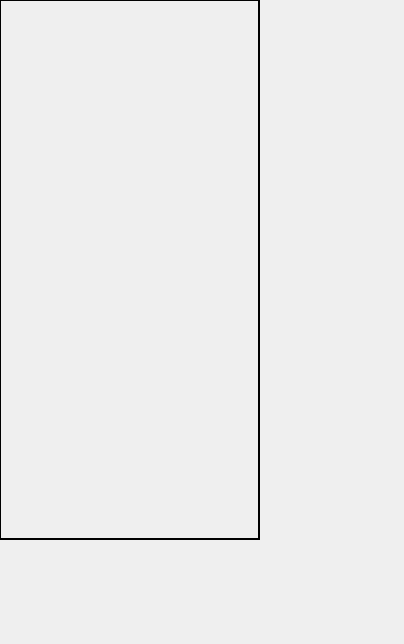
NesrineGhannay/ImagEdit, file toolboxarea.ui: the form before one commit.
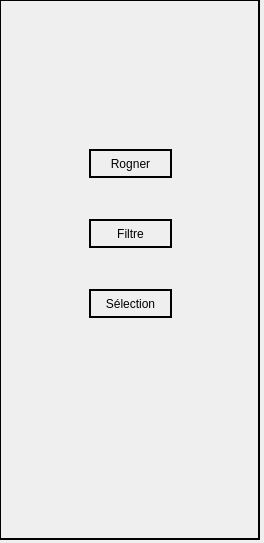
The form after the commit.

Commit message: Add buttons Rognage, Filtre and Selection in toolboxarea.ui

Diff of the .ui file:
```diff
--- a/toolboxarea.ui
+++ b/toolboxarea.ui
@@ -6,8 +6,8 @@
    <rect>
     <x>0</x>
     <y>0</y>
-    <width>404</width>
-    <height>644</height>
+    <width>264</width>
+    <height>543</height>
    </rect>
   </property>
   <property name="windowTitle">
@@ -35,6 +35,60 @@
    <property name="frameShadow">
     <enum>QFrame::Raised</enum>
    </property>
+   <widget class="QPushButton" name="pushButton">
+    <property name="geometry">
+     <rect>
+      <x>90</x>
+      <y>150</y>
+      <width>83</width>
+      <height>29</height>
+     </rect>
+    </property>
+    <property name="styleSheet">
+     <string notr="true">QPushButton {
+	color: black;
+};</string>
+    </property>
+    <property name="text">
+     <string>Rogner</string>
+    </property>
+   </widget>
+   <widget class="QPushButton" name="pushButton_2">
+    <property name="geometry">
+     <rect>
+      <x>90</x>
+      <y>220</y>
+      <width>83</width>
+      <height>29</height>
+     </rect>
+    </property>
+    <property name="styleSheet">
+     <string notr="true">QPushButton {
+	color: black;
+};</string>
+    </property>
+    <property name="text">
+     <string>Filtre</string>
+    </property>
+   </widget>
+   <widget class="QPushButton" name="pushButton_3">
+    <property name="geometry">
+     <rect>
+      <x>90</x>
+      <y>290</y>
+      <width>83</width>
+      <height>29</height>
+     </rect>
+    </property>
+    <property name="styleSheet">
+     <string notr="true">QPushButton {
+	color: black;
+};</string>
+    </property>
+    <property name="text">
+     <string>Sélection</string>
+    </property>
+   </widget>
   </widget>
  </widget>
  <resources/>
```
Left out of the diff: 3 changed lines with no effect on the pictures.
